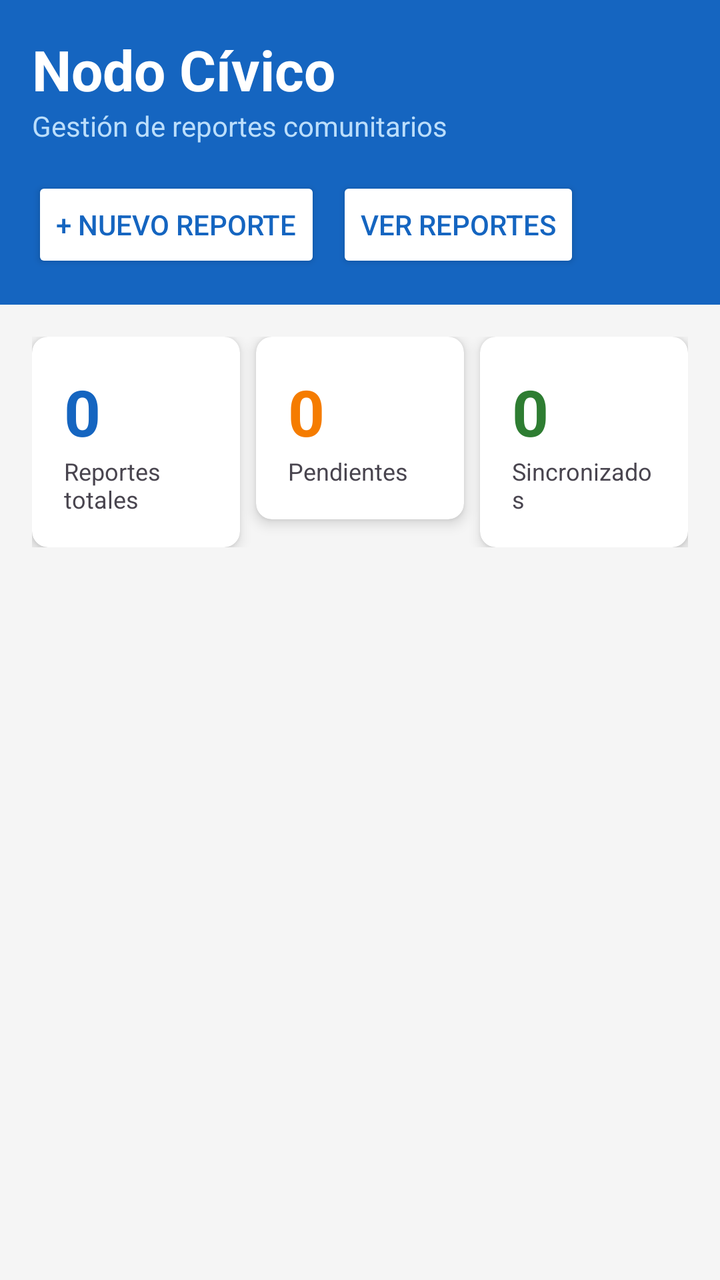
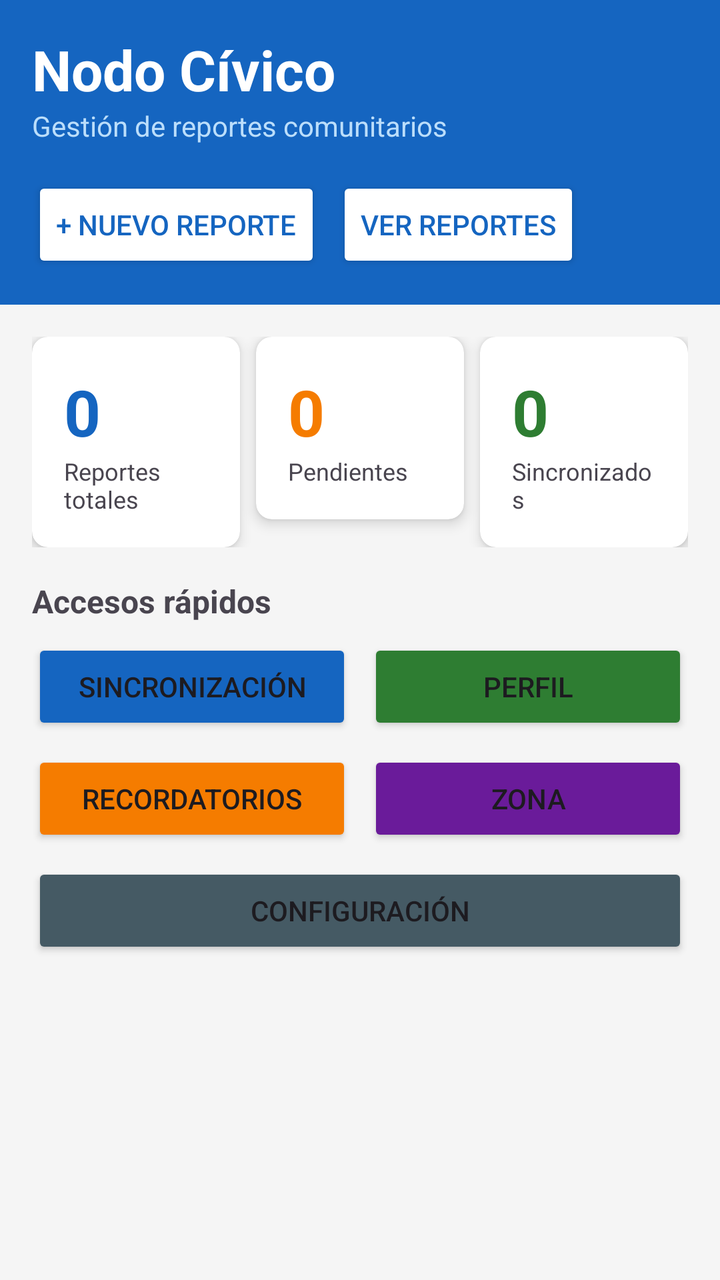

Screens rendered from an Android XML layout before and after an edit, with the pre-edit source and the edit as a unified diff.
<!-- AndroidManifest.xml: application theme Theme.NodoCivico -->
<!-- res/layout/fragment_home.xml -->
<?xml version="1.0" encoding="utf-8"?>
<androidx.core.widget.NestedScrollView
    xmlns:android="http://schemas.android.com/apk/res/android"
    xmlns:app="http://schemas.android.com/apk/res-auto"
    android:layout_width="match_parent"
    android:layout_height="match_parent"
    android:background="#F5F5F5">

    <LinearLayout
        android:layout_width="match_parent"
        android:layout_height="wrap_content"
        android:orientation="vertical">

        <LinearLayout
            android:layout_width="match_parent"
            android:layout_height="wrap_content"
            android:background="#1565C0"
            android:padding="16dp"
            android:orientation="vertical">

            <TextView
                android:layout_width="wrap_content"
                android:layout_height="wrap_content"
                android:text="Nodo Cívico"
                android:textSize="28sp"
                android:textStyle="bold"
                android:textColor="#FFFFFF"/>

            <TextView
                android:layout_width="wrap_content"
                android:layout_height="wrap_content"
                android:text="Gestión de reportes comunitarios"
                android:textSize="14sp"
                android:textColor="#BBDEFB"/>

            <LinearLayout
                android:layout_width="match_parent"
                android:layout_height="wrap_content"
                android:orientation="horizontal"
                android:layout_marginTop="16dp">

                <Button
                    android:id="@+id/btnNewReport"
                    android:layout_width="wrap_content"
                    android:layout_height="wrap_content"
                    android:text="+ Nuevo reporte"
                    android:layout_marginEnd="8dp"
                    android:backgroundTint="#FFFFFF"
                    android:textColor="#1565C0"/>

                <Button
                    android:id="@+id/btnViewReports"
                    android:layout_width="wrap_content"
                    android:layout_height="wrap_content"
                    android:text="Ver reportes"
                    android:backgroundTint="#FFFFFF"
                    android:textColor="#1565C0"/>

            </LinearLayout>

        </LinearLayout>

        <LinearLayout
            android:layout_width="match_parent"
            android:layout_height="wrap_content"
            android:orientation="horizontal"
            android:padding="16dp">

            <androidx.cardview.widget.CardView
                android:layout_width="0dp"
                android:layout_height="wrap_content"
                android:layout_weight="1"
                android:layout_marginEnd="8dp"
                app:cardCornerRadius="8dp"
                app:cardElevation="4dp">

                <LinearLayout
                    android:layout_width="match_parent"
                    android:layout_height="wrap_content"
                    android:orientation="vertical"
                    android:padding="16dp">

                    <TextView
                        android:id="@+id/tvTotalReports"
                        android:layout_width="wrap_content"
                        android:layout_height="wrap_content"
                        android:text="0"
                        android:textSize="32sp"
                        android:textStyle="bold"
                        android:textColor="#1565C0"/>

                    <TextView
                        android:layout_width="wrap_content"
                        android:layout_height="wrap_content"
                        android:text="Reportes totales"
                        android:textSize="12sp"/>

                </LinearLayout>

            </androidx.cardview.widget.CardView>

            <androidx.cardview.widget.CardView
                android:layout_width="0dp"
                android:layout_height="wrap_content"
                android:layout_weight="1"
                android:layout_marginEnd="8dp"
                app:cardCornerRadius="8dp"
                app:cardElevation="4dp">

                <LinearLayout
                    android:layout_width="match_parent"
                    android:layout_height="wrap_content"
                    android:orientation="vertical"
                    android:padding="16dp">

                    <TextView
                        android:id="@+id/tvPendingReports"
                        android:layout_width="wrap_content"
                        android:layout_height="wrap_content"
                        android:text="0"
                        android:textSize="32sp"
                        android:textStyle="bold"
                        android:textColor="#F57C00"/>

                    <TextView
                        android:layout_width="wrap_content"
                        android:layout_height="wrap_content"
                        android:text="Pendientes"
                        android:textSize="12sp"/>

                </LinearLayout>

            </androidx.cardview.widget.CardView>

            <androidx.cardview.widget.CardView
                android:layout_width="0dp"
                android:layout_height="wrap_content"
                android:layout_weight="1"
                app:cardCornerRadius="8dp"
                app:cardElevation="4dp">

                <LinearLayout
                    android:layout_width="match_parent"
                    android:layout_height="wrap_content"
                    android:orientation="vertical"
                    android:padding="16dp">

                    <TextView
                        android:id="@+id/tvSyncedReports"
                        android:layout_width="wrap_content"
                        android:layout_height="wrap_content"
                        android:text="0"
                        android:textSize="32sp"
                        android:textStyle="bold"
                        android:textColor="#2E7D32"/>

                    <TextView
                        android:layout_width="wrap_content"
                        android:layout_height="wrap_content"
                        android:text="Sincronizados"
                        android:textSize="12sp"/>

                </LinearLayout>

            </androidx.cardview.widget.CardView>

        </LinearLayout>

    </LinearLayout>

</androidx.core.widget.NestedScrollView>
<!-- resources referenced by this layout -->
<resources>
  <style name="Theme.NodoCivico" parent="Base.Theme.NodoCivico" />
  <style name="Base.Theme.NodoCivico" parent="Theme.Material3.DayNight.NoActionBar">
          
          
      </style>
</resources>

<!-- the commit's change to res/layout/fragment_home.xml (unified diff, before → after) -->
@@ -166,6 +166,81 @@
 
         </LinearLayout>
 
+        
+        <TextView
+            android:layout_width="match_parent"
+            android:layout_height="wrap_content"
+            android:text="Accesos rápidos"
+            android:textSize="16sp"
+            android:textStyle="bold"
+            android:paddingStart="16dp"
+            android:paddingEnd="16dp"
+            android:layout_marginBottom="8dp"/>
+
+        <LinearLayout
+            android:layout_width="match_parent"
+            android:layout_height="wrap_content"
+            android:orientation="horizontal"
+            android:paddingStart="16dp"
+            android:paddingEnd="16dp"
+            android:layout_marginBottom="8dp">
+
+            <Button
+                android:id="@+id/btnGoSync"
+                android:layout_width="0dp"
+                android:layout_height="wrap_content"
+                android:layout_weight="1"
+                android:text="Sincronización"
+                android:layout_marginEnd="8dp"
+                android:backgroundTint="#1565C0"/>
+
+            <Button
+                android:id="@+id/btnGoProfile"
+                android:layout_width="0dp"
+                android:layout_height="wrap_content"
+                android:layout_weight="1"
+                android:text="Perfil"
+                android:backgroundTint="#2E7D32"/>
+
+        </LinearLayout>
+
+        <LinearLayout
+            android:layout_width="match_parent"
+            android:layout_height="wrap_content"
+            android:orientation="horizontal"
+            android:paddingStart="16dp"
+            android:paddingEnd="16dp"
+            android:layout_marginBottom="8dp">
+
+            <Button
+                android:id="@+id/btnGoCalendar"
+                android:layout_width="0dp"
+                android:layout_height="wrap_content"
+                android:layout_weight="1"
+                android:text="Recordatorios"
+                android:layout_marginEnd="8dp"
+                android:backgroundTint="#F57C00"/>
+
+            <Button
+                android:id="@+id/btnGoMap"
+                android:layout_width="0dp"
+                android:layout_height="wrap_content"
+                android:layout_weight="1"
+                android:text="Zona"
+                android:backgroundTint="#6A1B9A"/>
+
+        </LinearLayout>
+
+        <Button
+            android:id="@+id/btnGoSettings"
+            android:layout_width="match_parent"
+            android:layout_height="wrap_content"
+            android:text="Configuración"
+            android:layout_marginStart="16dp"
+            android:layout_marginEnd="16dp"
+            android:layout_marginBottom="16dp"
+            android:backgroundTint="#455A64"/>
+
     </LinearLayout>
 
 </androidx.core.widget.NestedScrollView>
